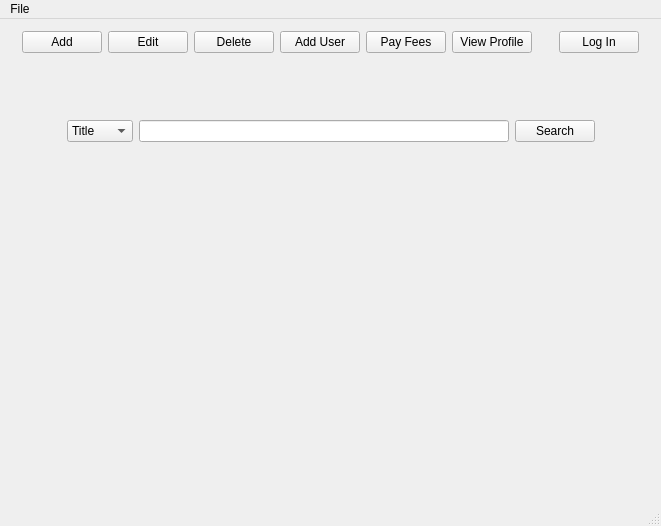
First picture: the form in mainwindow.ui, repository zoedmora/Library, before the edit.
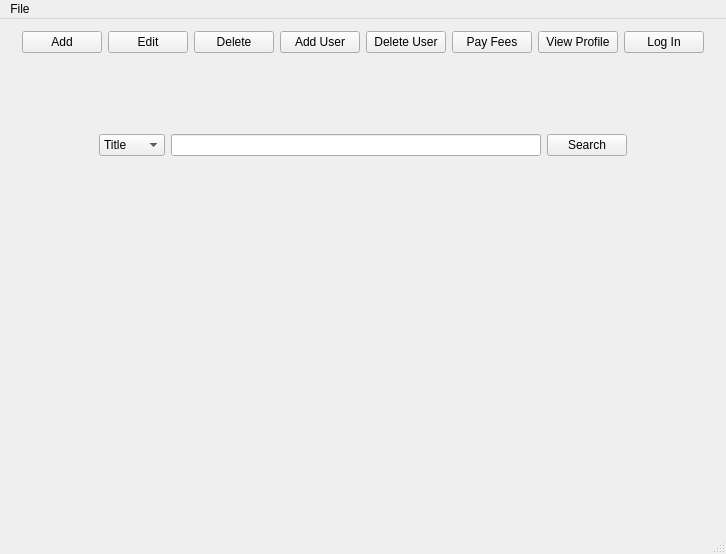
Second picture: the form after the edit.

Commit message: Delete Button Changes

```diff
--- a/mainwindow.ui
+++ b/mainwindow.ui
@@ -6,8 +6,8 @@
    <rect>
     <x>0</x>
     <y>0</y>
-    <width>661</width>
-    <height>526</height>
+    <width>713</width>
+    <height>554</height>
    </rect>
   </property>
   <property name="minimumSize">
@@ -76,6 +76,13 @@
          </property>
         </widget>
        </item>
+       <item>
+        <widget class="QPushButton" name="deleteUserButton">
+         <property name="text">
+          <string>Delete User</string>
+         </property>
+        </widget>
+       </item>
        <item>
         <widget class="QPushButton" name="payFeesButton">
          <property name="text">
@@ -282,7 +289,7 @@
     <rect>
      <x>0</x>
      <y>0</y>
-     <width>661</width>
+     <width>713</width>
      <height>22</height>
     </rect>
    </property>
```
The commit also changes 1 other file.
